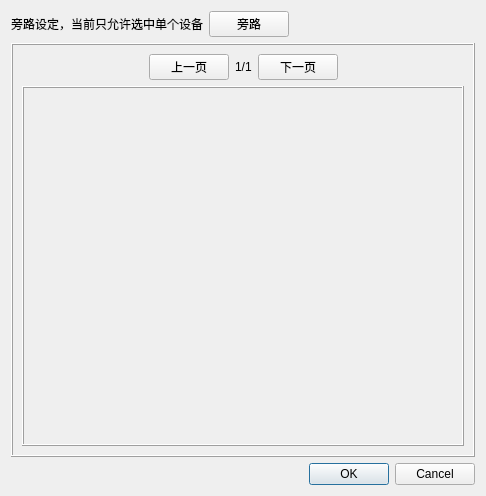
This is ui/settingdev.ui in niuyuxin/touchScreen as Qt 5 draws it before an edit. The edited form follows.
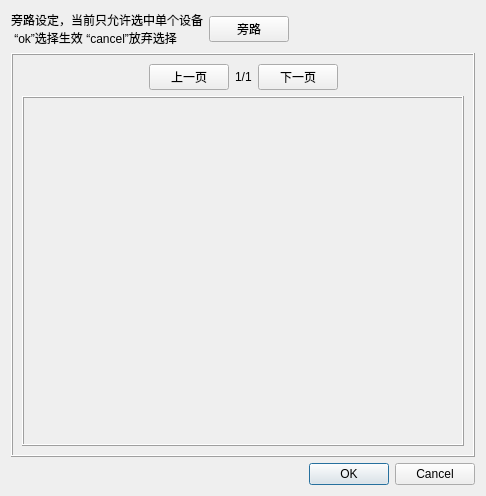
This is the edited form.

```diff
--- a/ui/settingdev.ui
+++ b/ui/settingdev.ui
@@ -19,7 +19,8 @@
      <item>
       <widget class="QLabel" name="label_2">
        <property name="text">
-        <string>旁路设定，当前只允许选中单个设备</string>
+        <string>旁路设定，当前只允许选中单个设备
+ “ok”选择生效 “cancel”放弃选择</string>
        </property>
       </widget>
      </item>
```
